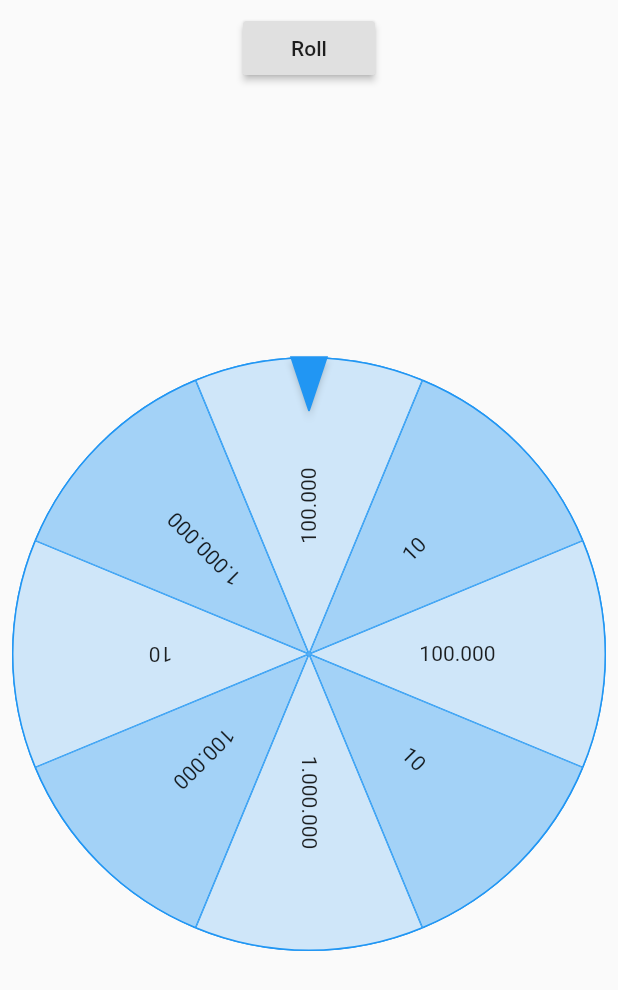
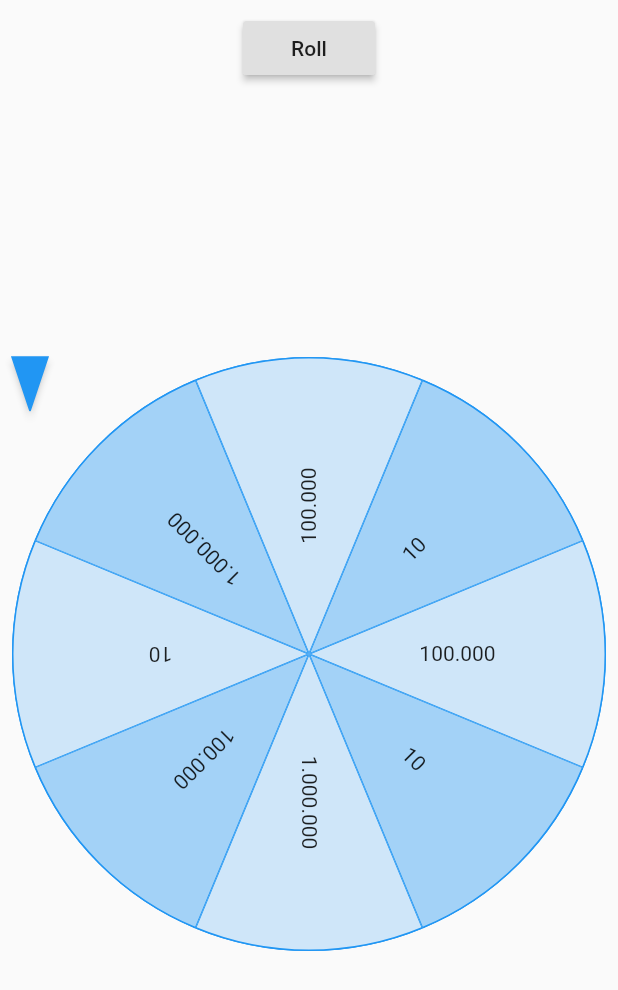
Before and after one commit to kevlatus/flutter_fortune_wheel, a Flutter app: the screen it shows after launch, on a phone screen of 412 x 824 dp. Shown: the top 990 px of the screen. Run offline on Flutter 3.47's test engine with Material 2 defaults, Android fonts, the phone set to English and light mode, and no system bars.

Commit message:
feat: allow for multiple generic indicators

```diff
--- a/lib/flutter_fortune_wheel.dart
+++ b/lib/flutter_fortune_wheel.dart
@@ -1,4 +1,5 @@
 library flutter_fortune_wheel;
 
 export 'src/fortune_wheel.dart';
+export 'src/indicator.dart';
 export 'src/sliced_circle.dart';
--- a/lib/src/fortune_wheel.dart
+++ b/lib/src/fortune_wheel.dart
@@ -1,5 +1,6 @@
 import 'package:flutter/material.dart';
 
+import 'indicator.dart';
 import 'sliced_circle.dart';
 import 'triangle_indicator.dart';
 import 'util.dart';
@@ -10,7 +11,7 @@ class FortuneWheel extends StatefulWidget {
   final int rotationCount;
   final Duration minDuration;
   final Duration maxDuration;
-  final Widget topIndicator;
+  final List<FortuneWheelIndicator> indicators;
 
   const FortuneWheel({
     Key key,
@@ -19,7 +20,12 @@ class FortuneWheel extends StatefulWidget {
     this.selected = 0,
     this.minDuration = const Duration(seconds: 3),
     this.maxDuration = const Duration(seconds: 3),
-    this.topIndicator = const TriangleIndicator(),
+    this.indicators = const <FortuneWheelIndicator>[
+      const FortuneWheelIndicator(
+        alignment: Alignment.topLeft,
+        child: const TriangleIndicator(),
+      ),
+    ],
   })  : assert(slices != null && slices.length > 1),
         assert(selected >= 0 && selected < slices.length),
         super(key: key);
@@ -51,8 +57,11 @@ class _FortuneWheelState extends State<FortuneWheel>
     );
   }
 
-  Widget _buildTopIndicator(BoxConstraints constraints) {
-    if (widget.topIndicator == null) {
+  Widget _buildIndicator(
+    FortuneWheelIndicator indicator,
+    BoxConstraints constraints,
+  ) {
+    if (indicator.child == null) {
       return Container();
     }
 
@@ -62,10 +71,10 @@ class _FortuneWheelState extends State<FortuneWheel>
       (constraints.maxHeight - smallerSide) / 2,
     );
     return Align(
-      alignment: Alignment.topCenter,
+      alignment: indicator.alignment,
       child: Transform.translate(
         offset: offset,
-        child: widget.topIndicator,
+        child: indicator.child,
       ),
     );
   }
@@ -120,7 +129,9 @@ class _FortuneWheelState extends State<FortuneWheel>
                 ),
               ),
             ),
-            _buildTopIndicator(constraints),
+            ...widget.indicators
+                .map((indicator) => _buildIndicator(indicator, constraints))
+                .toList(),
           ],
         );
       },
--- /dev/null
+++ b/lib/src/indicator.dart
@@ -0,0 +1,11 @@
+import 'package:flutter/widgets.dart';
+
+class FortuneWheelIndicator {
+  final Alignment alignment;
+  final Widget child;
+
+  const FortuneWheelIndicator({
+    this.alignment = Alignment.center,
+    this.child,
+  });
+}
```
